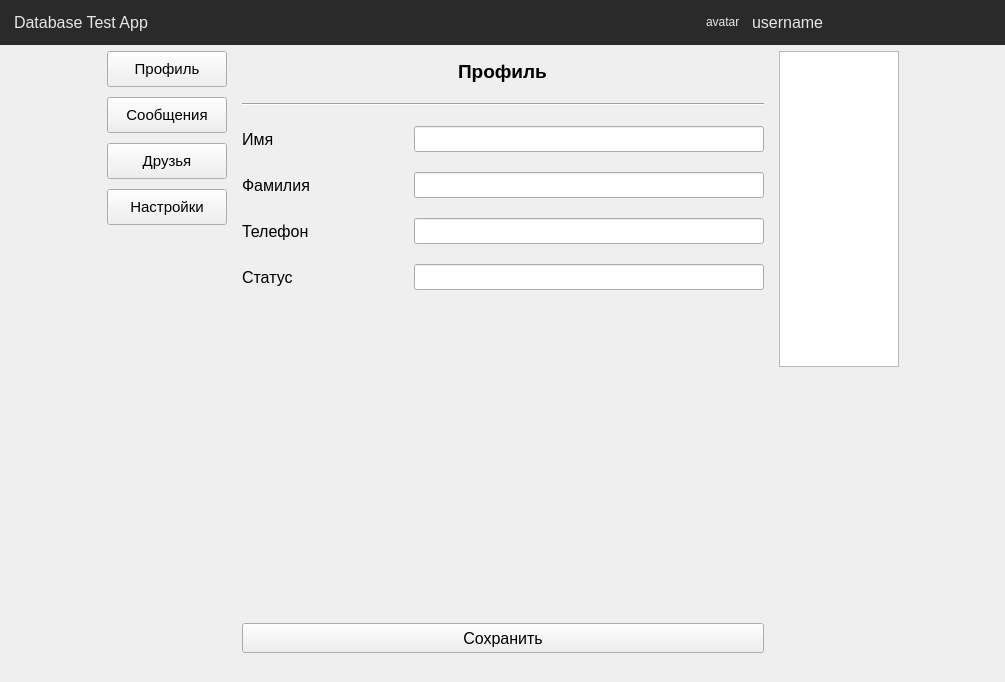
Korostast/chat-database-project, file ui/mainwindow.ui: the form before one commit.
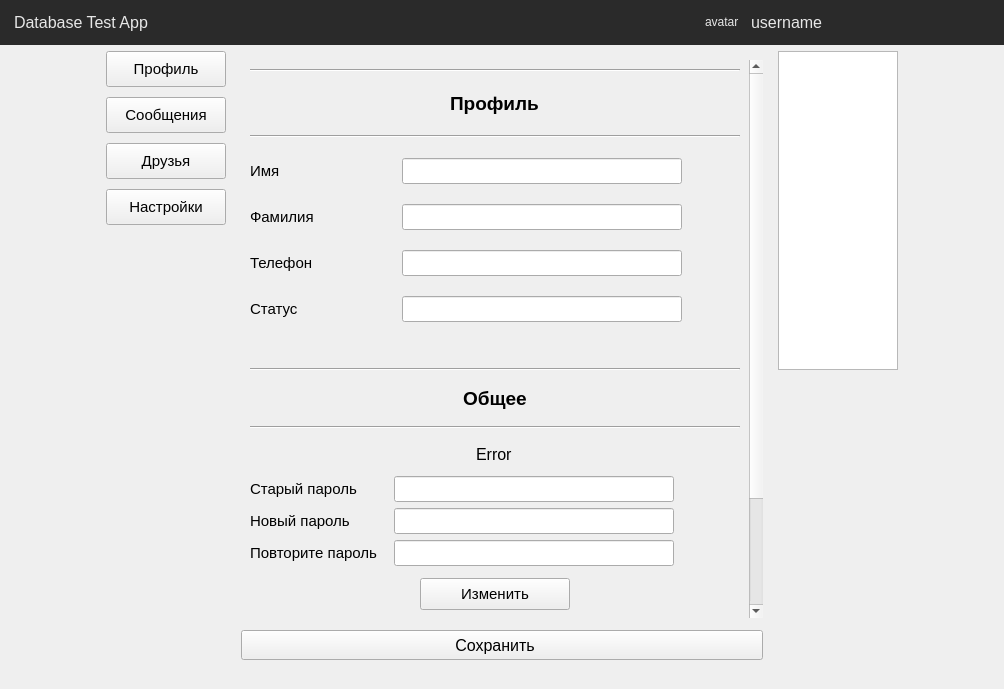
The form after the commit. The open tabs and pages were chosen to show the change. Icons and pictures are not drawn. Custom widgets are drawn as their Qt base class.

Commit message: The basic appearance is done.

Patch:
```diff
--- a/ui/mainwindow.ui
+++ b/ui/mainwindow.ui
@@ -6,8 +6,8 @@
    <rect>
     <x>0</x>
     <y>0</y>
-    <width>1005</width>
-    <height>682</height>
+    <width>1004</width>
+    <height>689</height>
    </rect>
   </property>
   <property name="windowTitle">
@@ -1744,10 +1744,66 @@
                <number>12</number>
               </property>
               <item>
+               <widget class="QScrollArea" name="scrollArea">
+                <property name="frameShape">
+                 <enum>QFrame::NoFrame</enum>
+                </property>
+                <property name="frameShadow">
+                 <enum>QFrame::Plain</enum>
+                </property>
+                <property name="widgetResizable">
+                 <bool>true</bool>
+                </property>
+                <widget class="QWidget" name="scrollAreaWidgetContents_3">
+                 <property name="geometry">
+                  <rect>
+                   <x>0</x>
+                   <y>-202</y>
+                   <width>505</width>
+                   <height>746</height>
+                  </rect>
+                 </property>
                <layout class="QVBoxLayout" name="verticalLayout_4">
+                  <item>
+                   <widget class="QFrame" name="frame_2">
+                    <property name="sizePolicy">
+                     <sizepolicy hsizetype="Preferred" vsizetype="Fixed">
+                      <horstretch>0</horstretch>
+                      <verstretch>0</verstretch>
+                     </sizepolicy>
+                    </property>
+                    <property name="styleSheet">
+                     <string notr="true"/>
+                    </property>
+                    <property name="frameShape">
+                     <enum>QFrame::NoFrame</enum>
+                    </property>
+                    <property name="frameShadow">
+                     <enum>QFrame::Plain</enum>
+                    </property>
+                    <layout class="QVBoxLayout" name="verticalLayout_9">
                 <property name="spacing">
                  <number>20</number>
                 </property>
+                     <property name="leftMargin">
+                      <number>0</number>
+                     </property>
+                     <property name="topMargin">
+                      <number>0</number>
+                     </property>
+                     <property name="rightMargin">
+                      <number>0</number>
+                     </property>
+                     <property name="bottomMargin">
+                      <number>0</number>
+                     </property>
+                     <item>
+                      <widget class="Line" name="line_2">
+                       <property name="orientation">
+                        <enum>Qt::Horizontal</enum>
+                       </property>
+                      </widget>
+                     </item>
                 <item alignment="Qt::AlignHCenter">
                  <widget class="QLabel" name="label_2">
                   <property name="sizePolicy">
@@ -1775,20 +1831,8 @@
                  </widget>
                 </item>
                 <item>
-                 <layout class="QHBoxLayout" name="horizontalLayout_9">
-                  <item>
-                   <widget class="QLabel" name="label_3">
-                    <property name="font">
-                     <font>
-                      <pointsize>12</pointsize>
-                     </font>
-                    </property>
-                    <property name="text">
-                     <string>Имя</string>
-                    </property>
-                   </widget>
-                  </item>
-                  <item>
+                      <layout class="QGridLayout" name="gridLayout_15">
+                       <item row="0" column="1">
                    <widget class="QLineEdit" name="settings_firstname_edit">
                     <property name="sizePolicy">
                      <sizepolicy hsizetype="Fixed" vsizetype="Fixed">
@@ -1798,7 +1842,7 @@
                     </property>
                     <property name="minimumSize">
                      <size>
-                      <width>350</width>
+                           <width>280</width>
                       <height>0</height>
                      </size>
                     </property>
@@ -1809,23 +1853,54 @@
                     </property>
                    </widget>
                   </item>
-                 </layout>
-                </item>
-                <item>
-                 <layout class="QHBoxLayout" name="horizontalLayout_10">
-                  <item>
-                   <widget class="QLabel" name="label_4">
+                       <item row="0" column="0" alignment="Qt::AlignLeft">
+                        <widget class="QLabel" name="label_3">
+                         <property name="sizePolicy">
+                          <sizepolicy hsizetype="Fixed" vsizetype="Preferred">
+                           <horstretch>0</horstretch>
+                           <verstretch>0</verstretch>
+                          </sizepolicy>
+                         </property>
+                         <property name="minimumSize">
+                          <size>
+                           <width>132</width>
+                           <height>0</height>
+                          </size>
+                         </property>
+                         <property name="maximumSize">
+                          <size>
+                           <width>100</width>
+                           <height>16777215</height>
+                          </size>
+                         </property>
                     <property name="font">
                      <font>
-                      <pointsize>12</pointsize>
+                           <pointsize>11</pointsize>
                      </font>
                     </property>
                     <property name="text">
-                     <string>Фамилия</string>
+                          <string>Имя</string>
                     </property>
                    </widget>
                   </item>
+                       <item row="0" column="2">
+                        <spacer name="horizontalSpacer_7">
+                         <property name="orientation">
+                          <enum>Qt::Horizontal</enum>
+                         </property>
+                         <property name="sizeHint" stdset="0">
+                          <size>
+                           <width>40</width>
+                           <height>20</height>
+                          </size>
+                         </property>
+                        </spacer>
+                       </item>
+                      </layout>
+                     </item>
                   <item>
+                      <layout class="QGridLayout" name="gridLayout_16" columnstretch="0,0,0" rowminimumheight="1">
+                       <item row="0" column="1">
                    <widget class="QLineEdit" name="settings_lastname_edit">
                     <property name="sizePolicy">
                      <sizepolicy hsizetype="Fixed" vsizetype="Fixed">
@@ -1835,7 +1910,7 @@
                     </property>
                     <property name="minimumSize">
                      <size>
-                      <width>350</width>
+                           <width>280</width>
                       <height>0</height>
                      </size>
                     </property>
@@ -1846,15 +1921,76 @@
                     </property>
                    </widget>
                   </item>
+                       <item row="0" column="0" alignment="Qt::AlignLeft">
+                        <widget class="QLabel" name="label_4">
+                         <property name="sizePolicy">
+                          <sizepolicy hsizetype="Fixed" vsizetype="Preferred">
+                           <horstretch>0</horstretch>
+                           <verstretch>0</verstretch>
+                          </sizepolicy>
+                         </property>
+                         <property name="minimumSize">
+                          <size>
+                           <width>132</width>
+                           <height>0</height>
+                          </size>
+                         </property>
+                         <property name="maximumSize">
+                          <size>
+                           <width>100</width>
+                           <height>16777215</height>
+                          </size>
+                         </property>
+                         <property name="font">
+                          <font>
+                           <pointsize>11</pointsize>
+                          </font>
+                         </property>
+                         <property name="text">
+                          <string>Фамилия</string>
+                         </property>
+                        </widget>
+                       </item>
+                       <item row="0" column="2">
+                        <spacer name="horizontalSpacer_8">
+                         <property name="orientation">
+                          <enum>Qt::Horizontal</enum>
+                         </property>
+                         <property name="sizeHint" stdset="0">
+                          <size>
+                           <width>40</width>
+                           <height>20</height>
+                          </size>
+                         </property>
+                        </spacer>
+                       </item>
                  </layout>
                 </item>
                 <item>
-                 <layout class="QHBoxLayout" name="horizontalLayout_12">
-                  <item>
+                      <layout class="QGridLayout" name="gridLayout_17">
+                       <item row="0" column="0" alignment="Qt::AlignLeft">
                    <widget class="QLabel" name="label_6">
+                         <property name="sizePolicy">
+                          <sizepolicy hsizetype="Fixed" vsizetype="Preferred">
+                           <horstretch>0</horstretch>
+                           <verstretch>0</verstretch>
+                          </sizepolicy>
+                         </property>
+                         <property name="minimumSize">
+                          <size>
+                           <width>132</width>
+                           <height>0</height>
+                          </size>
+                         </property>
+                         <property name="maximumSize">
+                          <size>
+                           <width>100</width>
+                           <height>16777215</height>
+                          </size>
+                         </property>
                     <property name="font">
                      <font>
-                      <pointsize>12</pointsize>
+                           <pointsize>11</pointsize>
                      </font>
                     </property>
                     <property name="text">
@@ -1862,7 +1998,7 @@
                     </property>
                    </widget>
                   </item>
-                  <item>
+                       <item row="0" column="1">
                    <widget class="QLineEdit" name="settings_phonenumber_edit">
                     <property name="sizePolicy">
                      <sizepolicy hsizetype="Fixed" vsizetype="Fixed">
@@ -1872,7 +2008,7 @@
                     </property>
                     <property name="minimumSize">
                      <size>
-                      <width>350</width>
+                           <width>280</width>
                       <height>0</height>
                      </size>
                     </property>
@@ -1883,15 +2019,46 @@
                     </property>
                    </widget>
                   </item>
+                       <item row="0" column="2">
+                        <spacer name="horizontalSpacer_9">
+                         <property name="orientation">
+                          <enum>Qt::Horizontal</enum>
+                         </property>
+                         <property name="sizeHint" stdset="0">
+                          <size>
+                           <width>40</width>
+                           <height>20</height>
+                          </size>
+                         </property>
+                        </spacer>
+                       </item>
                  </layout>
                 </item>
                 <item>
-                 <layout class="QHBoxLayout" name="horizontalLayout_16">
-                  <item>
+                      <layout class="QGridLayout" name="gridLayout_18">
+                       <item row="0" column="0" alignment="Qt::AlignLeft">
                    <widget class="QLabel" name="label_7">
+                         <property name="sizePolicy">
+                          <sizepolicy hsizetype="Fixed" vsizetype="Preferred">
+                           <horstretch>0</horstretch>
+                           <verstretch>0</verstretch>
+                          </sizepolicy>
+                         </property>
+                         <property name="minimumSize">
+                          <size>
+                           <width>132</width>
+                           <height>0</height>
+                          </size>
+                         </property>
+                         <property name="maximumSize">
+                          <size>
+                           <width>100</width>
+                           <height>16777215</height>
+                          </size>
+                         </property>
                     <property name="font">
                      <font>
-                      <pointsize>12</pointsize>
+                           <pointsize>11</pointsize>
                      </font>
                     </property>
                     <property name="text">
@@ -1899,7 +2066,7 @@
                     </property>
                    </widget>
                   </item>
-                  <item>
+                       <item row="0" column="1">
                    <widget class="QLineEdit" name="settings_status_edit">
                     <property name="sizePolicy">
                      <sizepolicy hsizetype="Fixed" vsizetype="Fixed">
@@ -1909,7 +2076,7 @@
                     </property>
                     <property name="minimumSize">
                      <size>
-                      <width>350</width>
+                           <width>280</width>
                       <height>0</height>
                      </size>
                     </property>
@@ -1920,25 +2087,463 @@
                     </property>
                    </widget>
                   </item>
+                       <item row="0" column="2">
+                        <spacer name="horizontalSpacer_10">
+                         <property name="orientation">
+                          <enum>Qt::Horizontal</enum>
+                         </property>
+                         <property name="sizeHint" stdset="0">
+                          <size>
+                           <width>40</width>
+                           <height>20</height>
+                          </size>
+                         </property>
+                        </spacer>
+                       </item>
                  </layout>
                 </item>
                </layout>
+                   </widget>
               </item>
               <item>
-               <spacer name="verticalSpacer_8">
+                   <spacer name="verticalSpacer_9">
                 <property name="orientation">
                  <enum>Qt::Vertical</enum>
                 </property>
                 <property name="sizeType">
-                 <enum>QSizePolicy::Expanding</enum>
+                     <enum>QSizePolicy::Fixed</enum>
                 </property>
                 <property name="sizeHint" stdset="0">
                  <size>
                   <width>20</width>
+                      <height>40</height>
+                     </size>
+                    </property>
+                   </spacer>
+                  </item>
+                  <item>
+                   <widget class="QFrame" name="frame_3">
+                    <property name="sizePolicy">
+                     <sizepolicy hsizetype="Preferred" vsizetype="Fixed">
+                      <horstretch>0</horstretch>
+                      <verstretch>0</verstretch>
+                     </sizepolicy>
+                    </property>
+                    <property name="styleSheet">
+                     <string notr="true"/>
+                    </property>
+                    <property name="frameShape">
+                     <enum>QFrame::NoFrame</enum>
+                    </property>
+                    <property name="frameShadow">
+                     <enum>QFrame::Plain</enum>
+                    </property>
+                    <layout class="QVBoxLayout" name="verticalLayout_12">
+                     <property name="spacing">
+                      <number>16</number>
+                     </property>
+                     <property name="leftMargin">
+                      <number>0</number>
+                     </property>
+                     <property name="topMargin">
+                      <number>0</number>
+                     </property>
+                     <property name="rightMargin">
+                      <number>0</number>
+                     </property>
+                     <property name="bottomMargin">
+                      <number>0</number>
+                     </property>
+                     <item>
+                      <widget class="Line" name="line_5">
+                       <property name="orientation">
+                        <enum>Qt::Horizontal</enum>
+                       </property>
+                      </widget>
+                     </item>
+                     <item alignment="Qt::AlignHCenter">
+                      <widget class="QLabel" name="label_5">
+                       <property name="sizePolicy">
+                        <sizepolicy hsizetype="Preferred" vsizetype="Fixed">
+                         <horstretch>0</horstretch>
+                         <verstretch>0</verstretch>
+                        </sizepolicy>
+                       </property>
+                       <property name="font">
+                        <font>
+                         <pointsize>14</pointsize>
+                         <bold>true</bold>
+                        </font>
+                       </property>
+                       <property name="text">
+                        <string>Общее</string>
+                       </property>
+                      </widget>
+                     </item>
+                     <item>
+                      <widget class="Line" name="line_6">
+                       <property name="orientation">
+                        <enum>Qt::Horizontal</enum>
+                       </property>
+                      </widget>
+                     </item>
+                     <item>
+                      <layout class="QVBoxLayout" name="verticalLayout_16">
+                       <property name="spacing">
+                        <number>12</number>
+                       </property>
+                       <item alignment="Qt::AlignHCenter">
+                        <widget class="QLabel" name="label">
+                         <property name="font">
+                          <font>
+                           <pointsize>12</pointsize>
+                          </font>
+                         </property>
+                         <property name="text">
+                          <string>Error</string>
+                         </property>
+                         <property name="wordWrap">
+                          <bool>true</bool>
+                         </property>
+                        </widget>
+                       </item>
+                       <item>
+                        <layout class="QGridLayout" name="gridLayout_14">
+                         <property name="verticalSpacing">
+                          <number>6</number>
+                         </property>
+                         <item row="2" column="0">
+                          <widget class="QLabel" name="label_16">
+                           <property name="sizePolicy">
+                            <sizepolicy hsizetype="Fixed" vsizetype="Fixed">
+                             <horstretch>0</horstretch>
+                             <verstretch>0</verstretch>
+                            </sizepolicy>
+                           </property>
+                           <property name="minimumSize">
+                            <size>
+                             <width>132</width>
+                             <height>0</height>
+                            </size>
+                           </property>
+                           <property name="font">
+                            <font>
+                             <pointsize>11</pointsize>
+                            </font>
+                           </property>
+                           <property name="text">
+                            <string>Новый пароль</string>
+                           </property>
+                          </widget>
+                         </item>
+                         <item row="1" column="1">
+                          <widget class="QLineEdit" name="settings_firstname_edit_4">
+                           <property name="sizePolicy">
+                            <sizepolicy hsizetype="Fixed" vsizetype="Fixed">
+                             <horstretch>0</horstretch>
+                             <verstretch>0</verstretch>
+                            </sizepolicy>
+                           </property>
+                           <property name="minimumSize">
+                            <size>
+                             <width>280</width>
+                             <height>0</height>
+                            </size>
+                           </property>
+                           <property name="font">
+                            <font>
+                             <pointsize>11</pointsize>
+                            </font>
+                           </property>
+                          </widget>
+                         </item>
+                         <item row="1" column="2">
+                          <spacer name="horizontalSpacer_11">
+                           <property name="orientation">
+                            <enum>Qt::Horizontal</enum>
+                           </property>
+                           <property name="sizeHint" stdset="0">
+                            <size>
+                             <width>40</width>
                   <height>20</height>
                  </size>
                 </property>
                </spacer>
+                         </item>
+                         <item row="3" column="1">
+                          <widget class="QLineEdit" name="settings_firstname_edit_6">
+                           <property name="sizePolicy">
+                            <sizepolicy hsizetype="Fixed" vsizetype="Fixed">
+                             <horstretch>0</horstretch>
+                             <verstretch>0</verstretch>
+                            </sizepolicy>
+                           </property>
+                           <property name="minimumSize">
+                            <size>
+                             <width>280</width>
+                             <height>0</height>
+                            </size>
+                           </property>
+                           <property name="font">
+                            <font>
+                             <pointsize>11</pointsize>
+                            </font>
+                           </property>
+                          </widget>
+                         </item>
+                         <item row="1" column="0">
+                          <widget class="QLabel" name="label_12">
+                           <property name="sizePolicy">
+                            <sizepolicy hsizetype="Fixed" vsizetype="Fixed">
+                             <horstretch>0</horstretch>
+                             <verstretch>0</verstretch>
+                            </sizepolicy>
+                           </property>
+                           <property name="minimumSize">
+                            <size>
+                             <width>132</width>
+                             <height>0</height>
+                            </size>
+                           </property>
+                           <property name="font">
+                            <font>
+                             <pointsize>11</pointsize>
+                            </font>
+                           </property>
+                           <property name="text">
+                            <string>Старый пароль</string>
+                           </property>
+                          </widget>
+                         </item>
+                         <item row="3" column="0">
+                          <widget class="QLabel" name="label_17">
+                           <property name="sizePolicy">
+                            <sizepolicy hsizetype="Fixed" vsizetype="Fixed">
+                             <horstretch>0</horstretch>
+                             <verstretch>0</verstretch>
+                            </sizepolicy>
+                           </property>
+                           <property name="minimumSize">
+                            <size>
+                             <width>132</width>
+                             <height>0</height>
+                            </size>
+                           </property>
+                           <property name="font">
+                            <font>
+                             <pointsize>11</pointsize>
+                            </font>
+                           </property>
+                           <property name="text">
+                            <string>Повторите пароль</string>
+                           </property>
+                          </widget>
+                         </item>
+                         <item row="2" column="1">
+                          <widget class="QLineEdit" name="settings_firstname_edit_5">
+                           <property name="sizePolicy">
+                            <sizepolicy hsizetype="Fixed" vsizetype="Fixed">
+                             <horstretch>0</horstretch>
+                             <verstretch>0</verstretch>
+                            </sizepolicy>
+                           </property>
+                           <property name="minimumSize">
+                            <size>
+                             <width>280</width>
+                             <height>0</height>
+                            </size>
+                           </property>
+                           <property name="font">
+                            <font>
+                             <pointsize>11</pointsize>
+                            </font>
+                           </property>
+                          </widget>
+                         </item>
+                         <item row="3" column="2">
+                          <spacer name="horizontalSpacer_13">
+                           <property name="orientation">
+                            <enum>Qt::Horizontal</enum>
+                           </property>
+                           <property name="sizeHint" stdset="0">
+                            <size>
+                             <width>40</width>
+                             <height>20</height>
+                            </size>
+                           </property>
+                          </spacer>
+                         </item>
+                         <item row="2" column="2">
+                          <spacer name="horizontalSpacer_12">
+                           <property name="orientation">
+                            <enum>Qt::Horizontal</enum>
+                           </property>
+                           <property name="sizeHint" stdset="0">
+                            <size>
+                             <width>40</width>
+                             <height>20</height>
+                            </size>
+                           </property>
+                          </spacer>
+                         </item>
+                        </layout>
+                       </item>
+                       <item alignment="Qt::AlignHCenter">
+                        <widget class="QPushButton" name="pushButton">
+                         <property name="sizePolicy">
+                          <sizepolicy hsizetype="Fixed" vsizetype="Fixed">
+                           <horstretch>0</horstretch>
+                           <verstretch>0</verstretch>
+                          </sizepolicy>
+                         </property>
+                         <property name="minimumSize">
+                          <size>
+                           <width>150</width>
+                           <height>32</height>
+                          </size>
+                         </property>
+                         <property name="font">
+                          <font>
+                           <pointsize>11</pointsize>
+                          </font>
+                         </property>
+                         <property name="text">
+                          <string>Изменить</string>
+                         </property>
+                        </widget>
+                       </item>
+                      </layout>
+                     </item>
+                     <item>
+                      <spacer name="verticalSpacer_10">
+                       <property name="orientation">
+                        <enum>Qt::Vertical</enum>
+                       </property>
+                       <property name="sizeType">
+                        <enum>QSizePolicy::Fixed</enum>
+                       </property>
+                       <property name="sizeHint" stdset="0">
+                        <size>
+                         <width>20</width>
+                         <height>20</height>
+                        </size>
+                       </property>
+                      </spacer>
+                     </item>
+                     <item>
+                      <layout class="QVBoxLayout" name="verticalLayout_17">
+                       <property name="spacing">
+                        <number>12</number>
+                       </property>
+                       <item alignment="Qt::AlignHCenter">
+                        <widget class="QLabel" name="label_11">
+                         <property name="font">
+                          <font>
+                           <pointsize>12</pointsize>
+                          </font>
+                         </property>
+                         <property name="text">
+                          <string>Error</string>
+                         </property>
+                         <property name="wordWrap">
+                          <bool>true</bool>
+                         </property>
+                        </widget>
+                       </item>
+                       <item>
+                        <layout class="QGridLayout" name="gridLayout_19">
+                         <item row="0" column="1">
+                          <widget class="QLineEdit" name="settings_lastname_edit_2">
+                           <property name="sizePolicy">
+                            <sizepolicy hsizetype="Fixed" vsizetype="Fixed">
+                             <horstretch>0</horstretch>
+                             <verstretch>0</verstretch>
+                            </sizepolicy>
+                           </property>
+                           <property name="minimumSize">
+                            <size>
+                             <width>280</width>
+                             <height>0</height>
+                            </size>
+                           </property>
+                           <property name="font">
+                            <font>
+                             <pointsize>11</pointsize>
+                            </font>
+                           </property>
+                          </widget>
+                         </item>
+                         <item row="0" column="0" alignment="Qt::AlignLeft">
+                          <widget class="QLabel" name="label_13">
+                           <property name="sizePolicy">
+                            <sizepolicy hsizetype="Fixed" vsizetype="Preferred">
+                             <horstretch>0</horstretch>
+                             <verstretch>0</verstretch>
+                            </sizepolicy>
+                           </property>
+                           <property name="minimumSize">
+                            <size>
+                             <width>132</width>
+                             <height>0</height>
+                            </size>
+                           </property>
+                           <property name="font">
+                            <font>
+                             <pointsize>11</pointsize>
+                            </font>
+                           </property>
+                           <property name="text">
+                            <string>Имя пользователя</string>
+                           </property>
+                          </widget>
+                         </item>
+                         <item row="0" column="2">
+                          <spacer name="horizontalSpacer_14">
+                           <property name="orientation">
+                            <enum>Qt::Horizontal</enum>
+                           </property>
+                           <property name="sizeHint" stdset="0">
+                            <size>
+                             <width>40</width>
+                             <height>20</height>
+                            </size>
+                           </property>
+                          </spacer>
+                         </item>
+                        </layout>
+                       </item>
+                       <item alignment="Qt::AlignHCenter">
+                        <widget class="QPushButton" name="pushButton_2">
+                         <property name="sizePolicy">
+                          <sizepolicy hsizetype="Fixed" vsizetype="Fixed">
+                           <horstretch>0</horstretch>
+                           <verstretch>0</verstretch>
+                          </sizepolicy>
+                         </property>
+                         <property name="minimumSize">
+                          <size>
+                           <width>150</width>
+                           <height>32</height>
+                          </size>
+                         </property>
+                         <property name="font">
+                          <font>
+                           <pointsize>11</pointsize>
+                          </font>
+                         </property>
+                         <property name="text">
+                          <string>Изменить</string>
+                         </property>
+                        </widget>
+                       </item>
+                      </layout>
+                     </item>
+                    </layout>
+                   </widget>
+                  </item>
+                 </layout>
+                </widget>
+               </widget>
               </item>
               <item>
                <widget class="QPushButton" name="settings_save_button">
@@ -1953,6 +2558,9 @@
                   <pointsize>12</pointsize>
                  </font>
                 </property>
+                <property name="styleSheet">
+                 <string notr="true">padding-right: 14px;</string>
+                </property>
                 <property name="text">
                  <string>Сохранить</string>
                 </property>
```
Left out of the diff: 2 changed lines with no effect on the pictures. Lines whose indentation alone changed are shown as unchanged.
